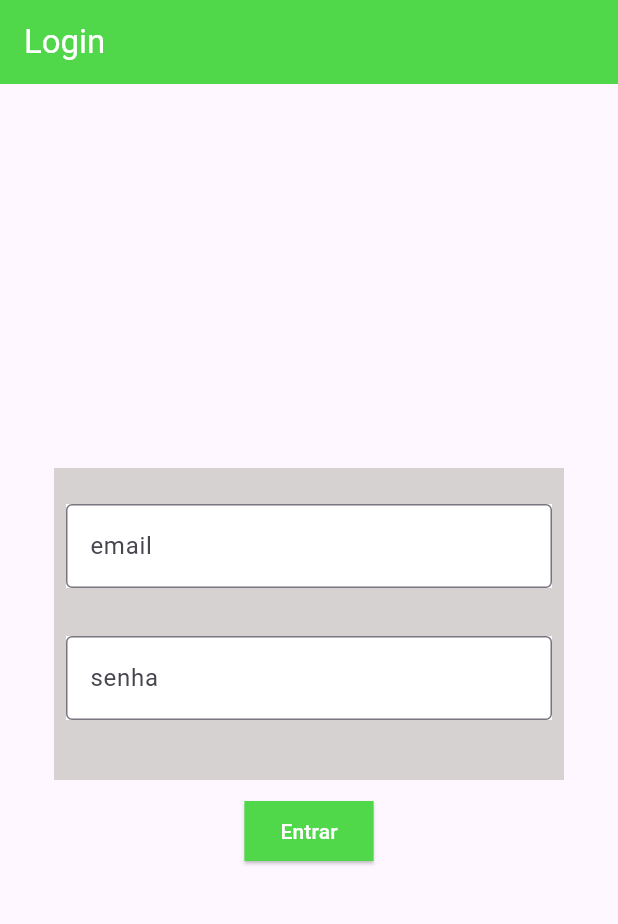
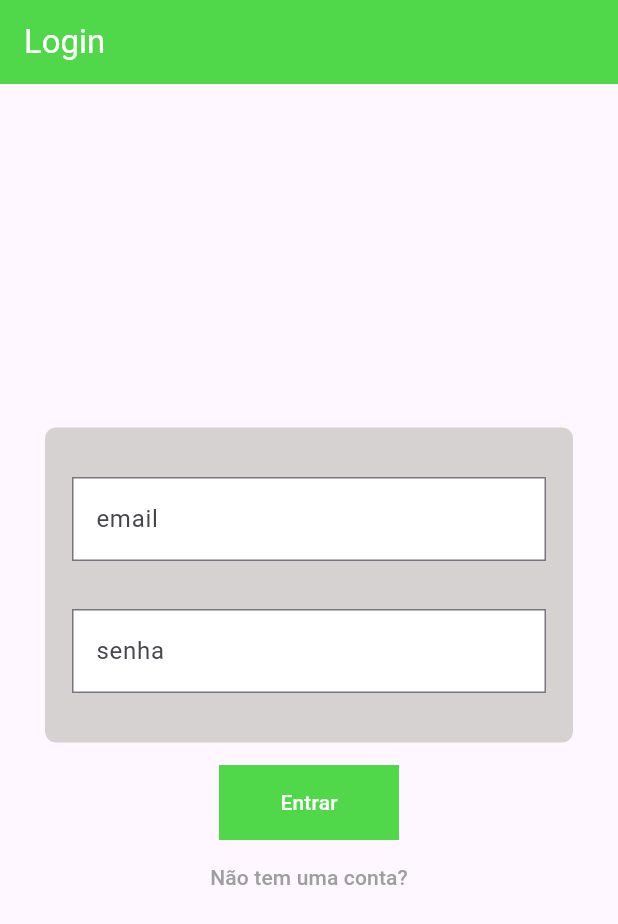
Before and after one commit to Bloco314/IotScrty, a Flutter app: the screen it shows after launch, on a phone screen of 412 x 824 dp. Shown: the top 924 px of the screen. Run offline on Flutter 3.47's test engine with Material 3 defaults, Android fonts, the phone set to English and light mode, and no system bars; our stand-ins replace carousel_slider.

Commit message:
login refactor

```diff
--- a/lib/components/buttons.dart
+++ b/lib/components/buttons.dart
@@ -7,13 +7,15 @@ class GenericButton extends StatelessWidget {
   final Color? color;
   final double? width;
   final double? height;
+  final Color? textColor;
 
   GenericButton(
       {required this.text,
       this.onPressed,
       this.color,
       this.height,
-      this.width});
+      this.width,
+      this.textColor});
 
   @override
   Widget build(BuildContext context) {
@@ -24,10 +26,14 @@ class GenericButton extends StatelessWidget {
         child: ElevatedButton(
             onPressed: onPressed,
             style: ElevatedButton.styleFrom(
+                elevation: 0,
                 foregroundColor: Colors.white,
                 backgroundColor: color,
                 shape: const LinearBorder()),
-            child: Text(text)));
+            child: Text(
+              text,
+              style: TextStyle(color: textColor),
+            )));
   }
 }
 
--- a/lib/components/input_fields.dart
+++ b/lib/components/input_fields.dart
@@ -17,7 +17,9 @@ class CampoCadastro extends StatelessWidget {
           child: TextFormField(
             decoration: InputDecoration(
               labelText: labelText,
-              border: border ? const OutlineInputBorder() : InputBorder.none,
+              border: border
+                  ? const OutlineInputBorder(borderRadius: BorderRadius.zero)
+                  : InputBorder.none,
             ),
             controller: controller,
           ),
--- a/lib/components/navigation_bar.dart
+++ b/lib/components/navigation_bar.dart
@@ -180,7 +180,7 @@ class NavBarCoordenador extends StatelessWidget {
               title: const Text('Logout'),
               onTap: () => Navigator.pushNamedAndRemoveUntil(
                   context, '/', (route) => false)),
-          Divider()
+          const Divider()
         ],
       ),
     );
--- a/lib/pages/login.dart
+++ b/lib/pages/login.dart
@@ -1,5 +1,6 @@
 import 'package:flutter/material.dart';
 import 'package:iot_scrty/assets/colors.dart';
+import 'package:iot_scrty/components/buttons.dart';
 import 'package:iot_scrty/components/input_fields.dart';
 import 'package:iot_scrty/components/top_bar.dart';
 import 'package:iot_scrty/pages/_home_coordenador.dart';
@@ -15,55 +16,49 @@ class LoginState extends State<Login> {
   final TextEditingController _emailController = TextEditingController();
   final TextEditingController _passwordController = TextEditingController();
 
-  void homeProfessor(context) {
-    Navigator.push(
-        context,
-        MaterialPageRoute(
-            builder: (context) => HomePState(
-                  email: _emailController.text,
-                  nome: _passwordController.text,
-                )));
+  void navigateTo(context, Widget page) {
+    Navigator.push(context, MaterialPageRoute(builder: (context) => page));
   }
 
-  void homeCoordenador(context) {
-    Navigator.push(
-        context,
-        MaterialPageRoute(
-            builder: (context) => HomeCState(
-                  email: _emailController.text,
-                  nome: _passwordController.text,
-                )));
-  }
+  void criarConta() {}
 
   @override
   Widget build(BuildContext context) {
     return Scaffold(
       appBar: TopBar(text: 'Login'),
       body: Padding(
-        padding: const EdgeInsets.all(16.0),
+        padding: const EdgeInsets.all(10),
         child: Column(
           crossAxisAlignment: CrossAxisAlignment.center,
           mainAxisAlignment: MainAxisAlignment.center,
           children: [
             Container(
               margin: const EdgeInsets.symmetric(horizontal: 20, vertical: 10),
-              color: PersonalColors.backgroundGrey,
+              padding: const EdgeInsets.symmetric(vertical: 25, horizontal: 10),
+              decoration: const BoxDecoration(
+                  borderRadius: BorderRadius.all(Radius.circular(7.5)),
+                  color: PersonalColors.backgroundGrey),
               child: Column(children: [
-                const SizedBox(height: 16.0),
                 CampoCadastro(labelText: 'email', controller: _emailController),
                 const SizedBox(height: 16.0),
                 CampoCadastro(
-                    labelText: 'senha', controller: _passwordController),
-                const SizedBox(height: 32.0),
+                    labelText: 'senha', controller: _passwordController)
               ]),
             ),
-            ElevatedButton(
-                onPressed: () => {homeCoordenador(context)},
-                style: ElevatedButton.styleFrom(
-                    foregroundColor: Colors.white,
-                    backgroundColor: PersonalColors.primaryGreen,
-                    shape: const LinearBorder()),
-                child: const Text('Entrar')),
+            PrimaryButton(
+                text: 'Entrar',
+                onPressed: () => navigateTo(
+                    context,
+                    HomeCState(
+                        email: _emailController.text,
+                        nome: _passwordController.text))),
+            GenericButton(
+                text: 'Não tem uma conta?',
+                width: 180,
+                height: 30,
+                onPressed: () => criarConta(),
+                color: Colors.transparent,
+                textColor: Colors.grey)
           ],
         ),
       ),
```
Also changed, not shown: lib/pages/_home_coordenador.dart (+25 -6 lines).
